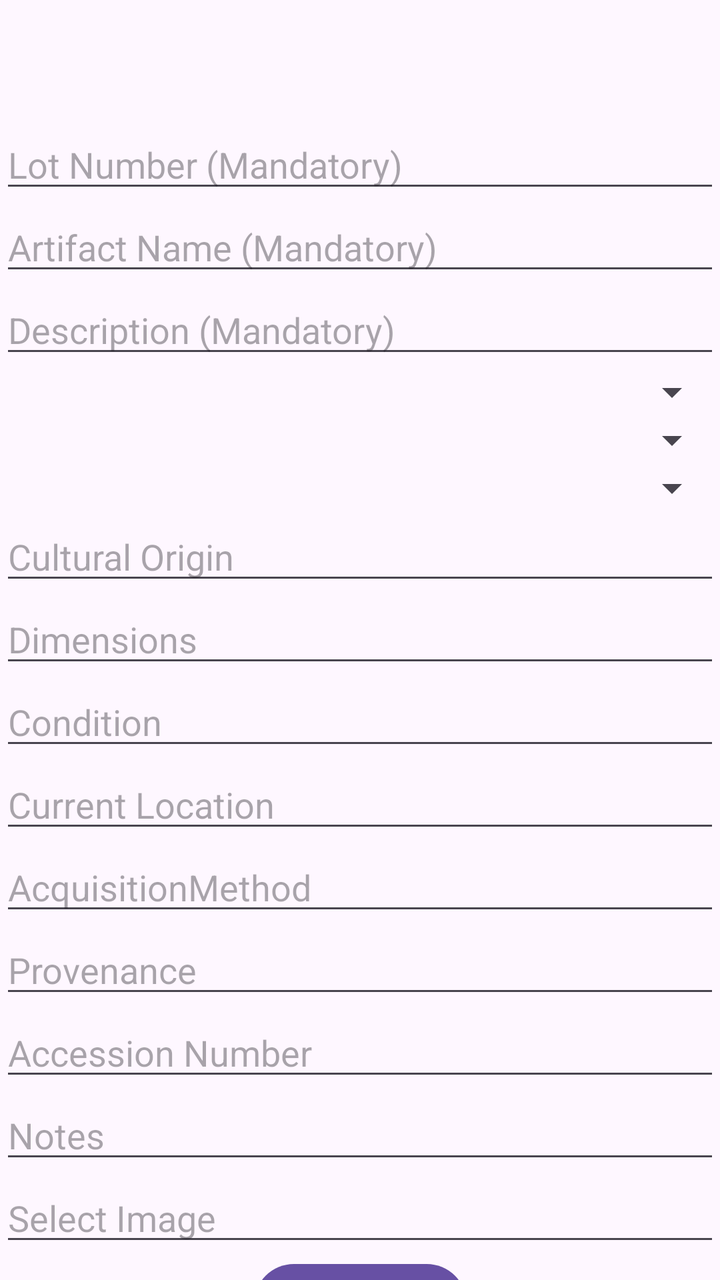
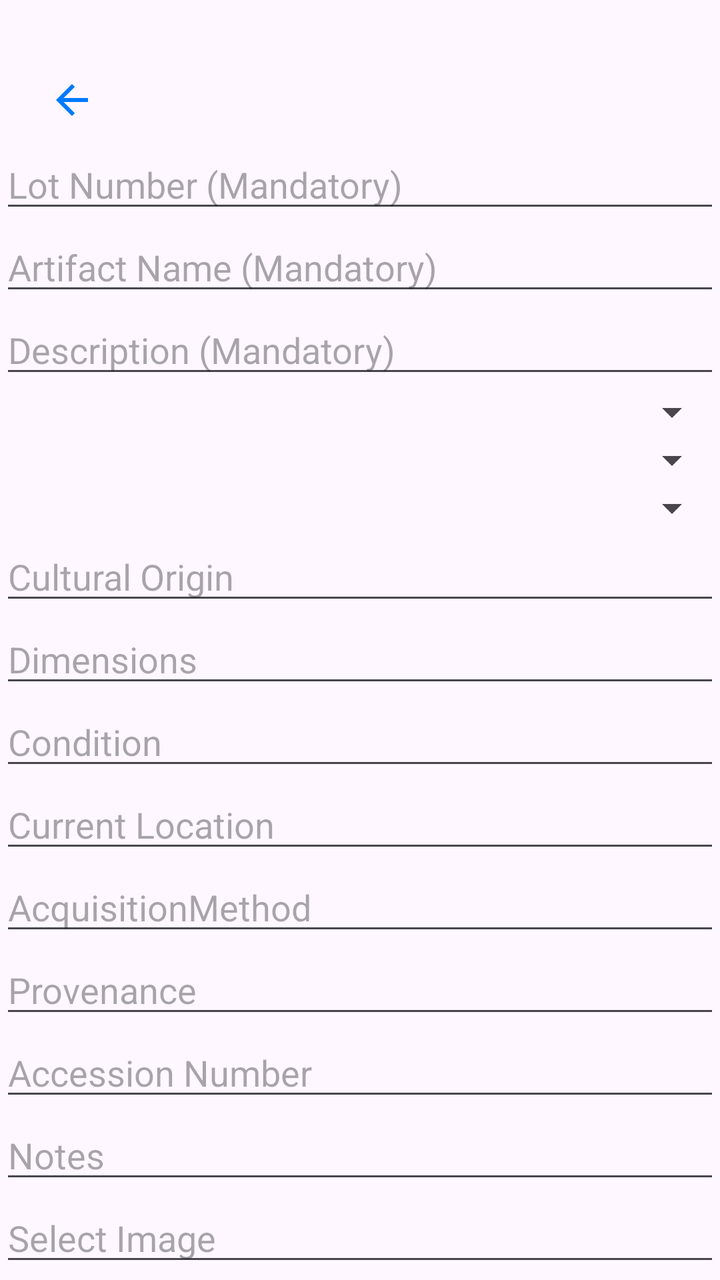

Compare the two renders of this Android layout. The source of the first and the diff that turns it into the second are given below.
<!-- AndroidManifest.xml: application theme Theme.B07DemoSummer2024 -->
<!-- res/layout/fragment_add_item.xml -->
<?xml version="1.0" encoding="utf-8"?>
<androidx.constraintlayout.widget.ConstraintLayout
    xmlns:android="http://schemas.android.com/apk/res/android"
    xmlns:app="http://schemas.android.com/apk/res-auto"
    xmlns:tools="http://schemas.android.com/tools"
    android:layout_width="match_parent"
    android:layout_height="match_parent"
    tools:context=".item_manage.AddItemFragment">

    <EditText
        android:id="@+id/editTextLotNumber"
        android:layout_width="0dp"
        android:layout_height="wrap_content"
        android:layout_marginTop="60dp"
        android:hint="Lot Number (Mandatory)"
        app:layout_constraintEnd_toEndOf="parent"
        app:layout_constraintStart_toStartOf="parent"
        app:layout_constraintTop_toTopOf="parent" />

    <EditText
        android:id="@+id/editTextArtifactName"
        android:layout_width="0dp"
        android:layout_height="wrap_content"
        android:hint="Artifact Name (Mandatory)"
        app:layout_constraintTop_toBottomOf="@id/editTextLotNumber"
        app:layout_constraintStart_toStartOf="parent"
        app:layout_constraintEnd_toEndOf="parent"/>

    <EditText
        android:id="@+id/editTextDescription"
        android:layout_width="0dp"
        android:layout_height="wrap_content"
        android:hint="Description (Mandatory)"
        app:layout_constraintTop_toBottomOf="@+id/editTextArtifactName"
        app:layout_constraintStart_toStartOf="parent"
        app:layout_constraintEnd_toEndOf="parent"/>

    <Spinner
        android:id="@+id/spinnerMaterial"
        android:layout_width="0dp"
        android:layout_height="wrap_content"
        app:layout_constraintTop_toBottomOf="@id/editTextDescription"
        app:layout_constraintStart_toStartOf="parent"
        app:layout_constraintEnd_toEndOf="parent" />

    <Spinner
        android:id="@+id/spinnerDynasty"
        android:layout_width="0dp"
        android:layout_height="wrap_content"
        app:layout_constraintTop_toBottomOf="@id/spinnerMaterial"
        app:layout_constraintStart_toStartOf="parent"
        app:layout_constraintEnd_toEndOf="parent" />



    <Spinner
        android:id="@+id/spinnerCategory"
        android:layout_width="0dp"
        android:layout_height="wrap_content"
        app:layout_constraintTop_toBottomOf="@+id/spinnerDynasty"
        app:layout_constraintStart_toStartOf="parent"
        app:layout_constraintEnd_toEndOf="parent"/>

    <EditText
        android:id="@+id/editTextCulturalOrigin"
        android:layout_width="0dp"
        android:layout_height="wrap_content"
        android:hint="Cultural Origin"
        app:layout_constraintTop_toBottomOf="@+id/spinnerCategory"
        app:layout_constraintStart_toStartOf="parent"
        app:layout_constraintEnd_toEndOf="parent"/>

    <EditText
        android:id="@+id/editTextDimensions"
        android:layout_width="0dp"
        android:layout_height="wrap_content"
        android:hint="Dimensions"
        app:layout_constraintTop_toBottomOf="@+id/editTextCulturalOrigin"
        app:layout_constraintStart_toStartOf="parent"
        app:layout_constraintEnd_toEndOf="parent"/>

    <EditText
        android:id="@+id/editTextConditionReport"
        android:layout_width="0dp"
        android:layout_height="wrap_content"
        android:hint="Condition"
        app:layout_constraintTop_toBottomOf="@+id/editTextDimensions"
        app:layout_constraintStart_toStartOf="parent"
        app:layout_constraintEnd_toEndOf="parent"/>

    <EditText
        android:id="@+id/editTextCurrentLocation"
        android:layout_width="0dp"
        android:layout_height="wrap_content"
        android:hint="Current Location"
        app:layout_constraintTop_toBottomOf="@+id/editTextConditionReport"
        app:layout_constraintStart_toStartOf="parent"
        app:layout_constraintEnd_toEndOf="parent"/>

    <EditText
        android:id="@+id/editTextAcquisitionMethod"
        android:layout_width="0dp"
        android:layout_height="wrap_content"
        android:hint="AcquisitionMethod"
        app:layout_constraintTop_toBottomOf="@+id/editTextCurrentLocation"
        app:layout_constraintStart_toStartOf="parent"
        app:layout_constraintEnd_toEndOf="parent"/>

    <EditText
        android:id="@+id/editTextProvenance"
        android:layout_width="0dp"
        android:layout_height="wrap_content"
        android:hint="Provenance"
        app:layout_constraintTop_toBottomOf="@+id/editTextAcquisitionMethod"
        app:layout_constraintStart_toStartOf="parent"
        app:layout_constraintEnd_toEndOf="parent"/>

    <EditText
        android:id="@+id/editTextAccessionNumber"
        android:layout_width="0dp"
        android:layout_height="wrap_content"
        android:hint="Accession Number"
        app:layout_constraintTop_toBottomOf="@+id/editTextProvenance"
        app:layout_constraintStart_toStartOf="parent"
        app:layout_constraintEnd_toEndOf="parent"/>

    <EditText
        android:id="@+id/editTextNotes"
        android:layout_width="0dp"
        android:layout_height="wrap_content"
        android:hint="Notes"
        app:layout_constraintTop_toBottomOf="@+id/editTextAccessionNumber"
        app:layout_constraintStart_toStartOf="parent"
        app:layout_constraintEnd_toEndOf="parent"/>

    <EditText
        android:id="@+id/editTextImage"
        android:layout_width="0dp"
        android:layout_height="wrap_content"
        android:hint="Select Image"
        android:clickable="true"
        android:focusable="false"
        android:cursorVisible="false"
        android:inputType="none"
        app:layout_constraintTop_toBottomOf="@id/editTextNotes"
        app:layout_constraintStart_toStartOf="parent"
        app:layout_constraintEnd_toEndOf="parent" />

    <Button
        android:id="@+id/buttonAdd"
        android:layout_width="wrap_content"
        android:layout_height="wrap_content"
        android:text="@string/add_item"
        app:layout_constraintTop_toBottomOf="@+id/editTextImage"
        app:layout_constraintStart_toStartOf="parent"
        app:layout_constraintEnd_toEndOf="parent"/>
</androidx.constraintlayout.widget.ConstraintLayout >
<!-- resources referenced by this layout -->
<resources>
  <string name="add_item">Add Item</string>
  <style name="Theme.B07DemoSummer2024" parent="Base.Theme.B07DemoSummer2024" />
  <style name="Base.Theme.B07DemoSummer2024" parent="Theme.Material3.DayNight.NoActionBar">
          
          
      </style>
</resources>

<!-- the commit's change to res/layout/fragment_add_item.xml (unified diff, before → after) -->
@@ -7,15 +7,31 @@
     android:layout_height="match_parent"
     tools:context=".item_manage.AddItemFragment">
 
+    <ImageButton
+        android:id="@+id/buttonBack"
+        android:layout_width="40dp"
+        android:layout_height="40dp"
+
+        android:layout_marginStart="16dp"
+        android:layout_marginTop="30dp"
+
+        android:background="?attr/selectableItemBackgroundBorderless"
+        android:src="@drawable/ic_arrow_back"
+        android:contentDescription="@string/back"
+        android:padding="8dp"
+        android:scaleType="centerInside"
+
+        app:layout_constraintStart_toStartOf="parent"
+        app:layout_constraintTop_toTopOf="parent" />
+
     <EditText
         android:id="@+id/editTextLotNumber"
         android:layout_width="0dp"
         android:layout_height="wrap_content"
-        android:layout_marginTop="60dp"
         android:hint="Lot Number (Mandatory)"
-        app:layout_constraintEnd_toEndOf="parent"
+        app:layout_constraintTop_toBottomOf="@id/buttonBack"
         app:layout_constraintStart_toStartOf="parent"
-        app:layout_constraintTop_toTopOf="parent" />
+        app:layout_constraintEnd_toEndOf="parent" />
 
     <EditText
         android:id="@+id/editTextArtifactName"
<!-- resource entries referenced after the edit -->
@@ -1,6 +1,19 @@
 <!-- resources referenced by this layout -->
 <resources>
+  <!-- drawable ic_arrow_back (drawable) -->
+  <?xml version="1.0" encoding="utf-8"?>
+  <vector xmlns:android="http://schemas.android.com/apk/res/android"
+      android:width="24dp"
+      android:height="24dp"
+      android:viewportWidth="24"
+      android:viewportHeight="24"
+      android:tint="#007AFF">
+      <path
+          android:fillColor="#000000"
+          android:pathData="M20,11H7.83l5.59,-5.59L12,4l-8,8 8,8 1.41,-1.41L7.83,13H20v-2z" />
+  </vector>
   <string name="add_item">Add Item</string>
+  <string name="back">Back</string>
   <style name="Theme.B07DemoSummer2024" parent="Base.Theme.B07DemoSummer2024" />
   <style name="Base.Theme.B07DemoSummer2024" parent="Theme.Material3.DayNight.NoActionBar">
           
